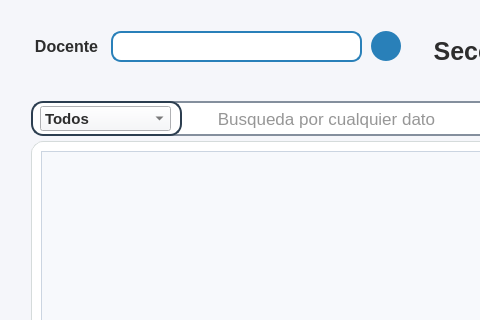
This is resources/ui/detalles_seccion.ui in Proyecto-Uptjaa/Proyecto_SIRA as Qt 5 draws it before an edit; both pictures show x 0 to 480 and y 0 to 320 of the 636 by 650 pixel window. The edited form follows.
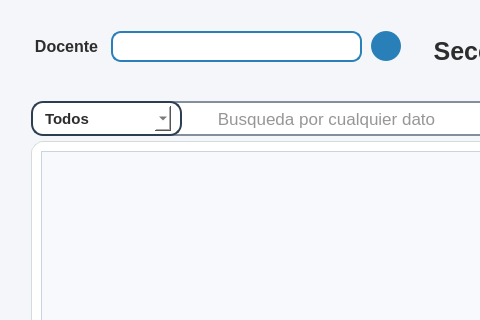
This is the edited form. Icons and pictures are not drawn.

```diff
--- a/resources/ui/detalles_seccion.ui
+++ b/resources/ui/detalles_seccion.ui
@@ -404,7 +404,8 @@
         <cursorShape>PointingHandCursor</cursorShape>
        </property>
        <property name="styleSheet">
-        <string notr="true"/>
+        <string notr="true">background-color: white;
+border: transparent;</string>
        </property>
        <property name="iconSize">
         <size>
```
Left out of the diff: 2 changed lines with no effect on the pictures.
